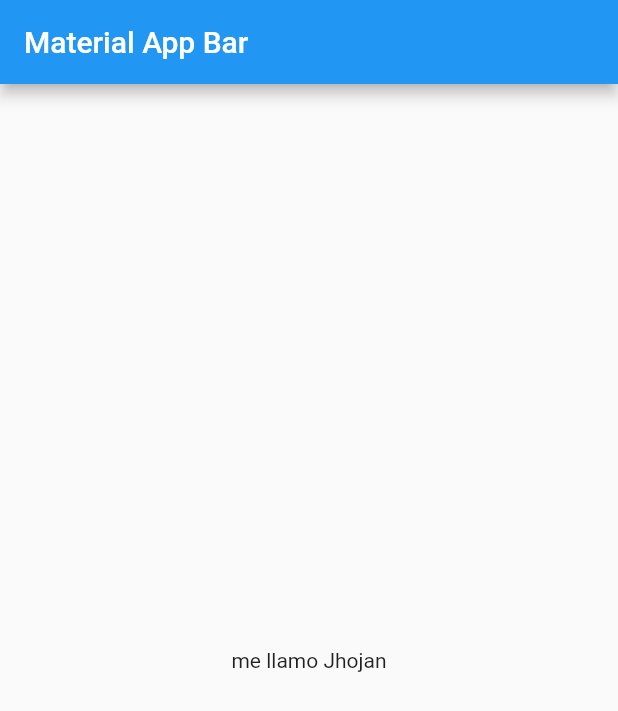
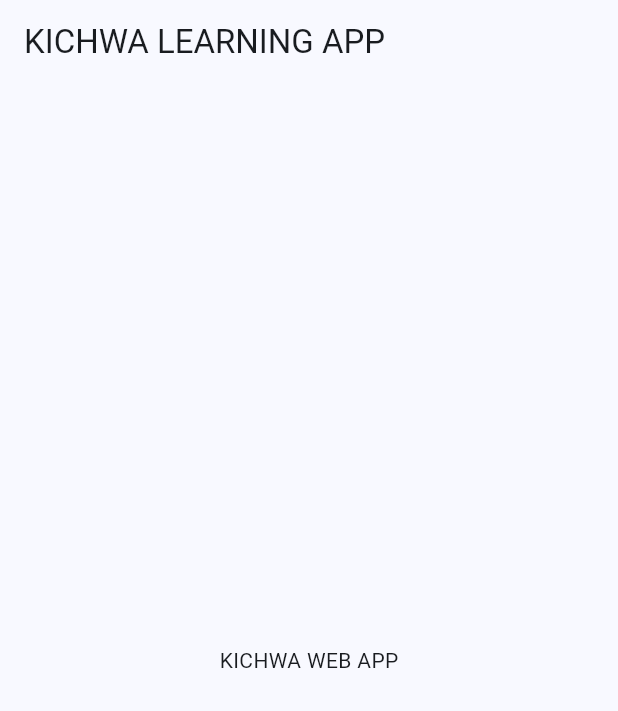
Before and after one commit to G-Jhojan/kichwa_web_app, a Flutter app: the screen it shows after launch, on a phone screen of 412 x 824 dp. Shown: the top 711 px of the screen. Run offline on Flutter 3.47's test engine with Material 2 defaults, Android fonts, the phone set to English and light mode, and no system bars.

Commit message:
creacion de paletas de colores

```diff
--- /dev/null
+++ b/lib/config/theme/app_theme.dart
@@ -0,0 +1,29 @@
+import 'package:flutter/material.dart';
+
+const colorList = [
+  Colors.blue,
+  Colors.green,
+  Colors.purple,
+  Colors.red,
+  Colors.orange,
+  Colors.amber,
+  Colors.teal,
+  Colors.pink,
+  Colors.brown,
+  Colors.grey,
+];
+
+class AppTheme {
+  final int selectedColor;
+
+  AppTheme({
+    this.selectedColor = 0,
+  }) : assert(selectedColor >= 0, 'Selected color must be greater than 0'),
+       assert(selectedColor < colorList.length, 'Selected color must');
+
+  ThemeData getTheme() => ThemeData(
+    useMaterial3: true,
+    colorSchemeSeed: colorList[selectedColor]
+  );
+
+}
--- a/lib/main.dart
+++ b/lib/main.dart
@@ -1,4 +1,6 @@
 import 'package:flutter/material.dart';
+
+import 'config/theme/app_theme.dart';
 
 void main() => runApp(const MyApp());
 
@@ -8,13 +10,15 @@ class MyApp extends StatelessWidget {
   @override
   Widget build(BuildContext context) {
     return MaterialApp(
-      title: 'Material App',
+      title: 'KICHWA WEB APP',
+      debugShowCheckedModeBanner: false,
+      theme: AppTheme(selectedColor: 0).getTheme(),
       home: Scaffold(
         appBar: AppBar(
-          title: const Text('Material App Bar'),
+          title: const Text('KICHWA LEARNING APP'),
         ),
         body: const Center(
-          child: Text('me llamo Jhojan'),
+          child: Text('KICHWA WEB APP'),
         ),
       ),
     );
```
